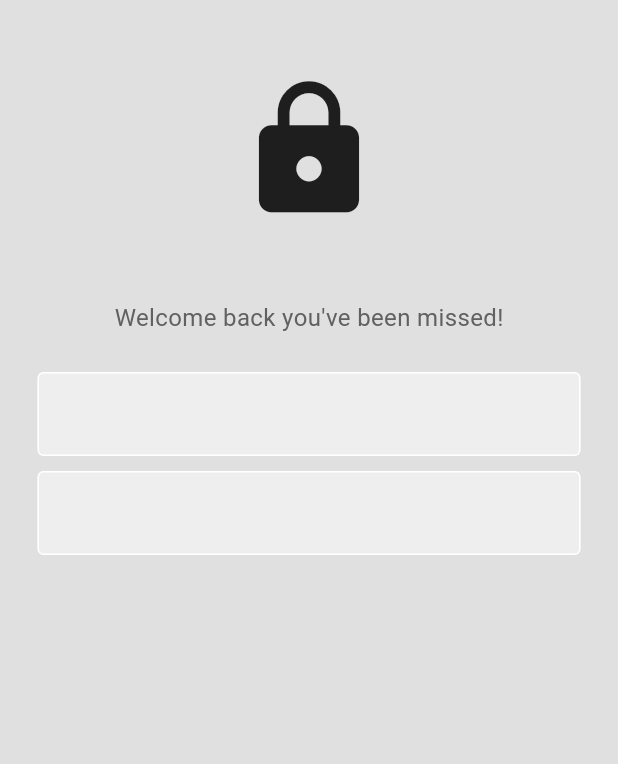
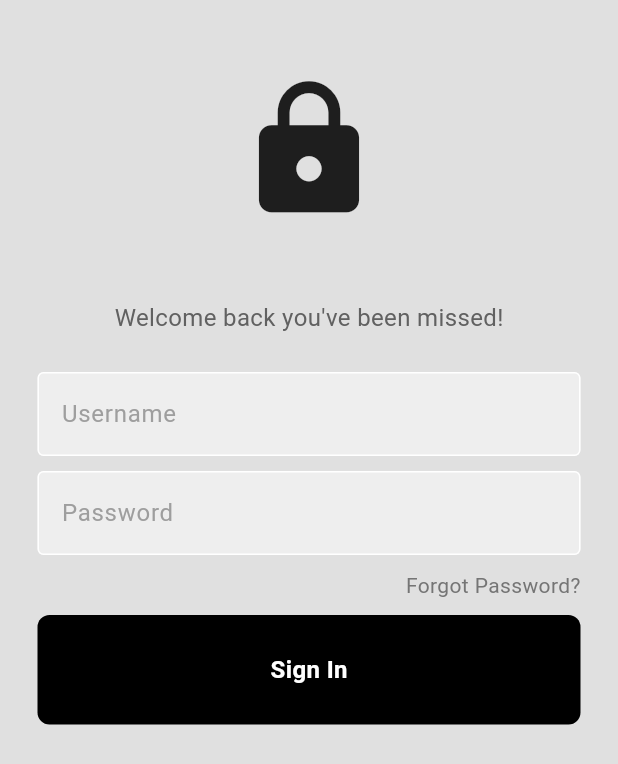
Before and after one commit to CAJamesJ/flutter_authentication, a Flutter app: the screen it shows after launch, on a phone screen of 412 x 824 dp. Shown: the top 764 px of the screen. Run offline on Flutter 3.47's test engine with Material 3 defaults, Android fonts, the phone set to English and light mode, and no system bars.

Commit message:
signin mockup, not working yet

```diff
--- a/lib/components/my_textfield.dart
+++ b/lib/components/my_textfield.dart
@@ -1,13 +1,24 @@
 import 'package:flutter/material.dart';
 
 class MyTextField extends StatelessWidget {
-  const MyTextField({super.key});
+  final controller;
+  final String hintText;
+  final bool obscureText;
+
+  const MyTextField({
+    super.key,
+    required this.controller,
+    required this.hintText,
+    required this.obscureText,
+  });
 
   @override
   Widget build(BuildContext context) {
     return Padding(
       padding: const EdgeInsets.symmetric(horizontal: 25.0),
       child: TextField(
+        controller: controller,
+        obscureText: obscureText,
         decoration: InputDecoration(
           enabledBorder: OutlineInputBorder(
             borderSide: BorderSide(color: Colors.white),
@@ -17,6 +28,8 @@ class MyTextField extends StatelessWidget {
           ),
           fillColor: Colors.grey.shade200,
           filled: true,
+          hintText: hintText,
+          hintStyle: TextStyle(color: Colors.grey[500]),
         ),
       ),
     );
--- /dev/null
+++ b/lib/components/signin_button.dart
@@ -0,0 +1,27 @@
+import 'package:flutter/material.dart';
+
+class SigninButton extends StatelessWidget {
+  const SigninButton({super.key});
+
+  @override
+  Widget build(BuildContext context) {
+    return Container(
+      padding: const EdgeInsets.all(25),
+      margin: const EdgeInsets.symmetric(horizontal: 25),
+      decoration: BoxDecoration(
+        color: Colors.black,
+        borderRadius: BorderRadius.circular(8),
+      ),
+      child: const Center(
+        child: Text(
+          "Sign In",
+          style: TextStyle(
+            color: Colors.white,
+            fontWeight: FontWeight.bold,
+            fontSize: 16,
+          ),
+        ),
+      ),
+    );
+  }
+}
--- a/lib/main.dart
+++ b/lib/main.dart
@@ -11,7 +11,7 @@ class MyApp extends StatelessWidget {
   // This widget is the root of your application.
   @override
   Widget build(BuildContext context) {
-    return const MaterialApp(
+    return MaterialApp(
       debugShowCheckedModeBanner: false,
       home: LoginPage(),
     );
--- a/lib/pages/login_page.dart
+++ b/lib/pages/login_page.dart
@@ -1,8 +1,13 @@
 import 'package:flutter/material.dart';
 import 'package:flutter_authentication/components/my_textfield.dart';
+import 'package:flutter_authentication/components/signin_button.dart';
 
 class LoginPage extends StatelessWidget {
-  const LoginPage({super.key});
+  LoginPage({super.key});
+
+  //text editing controller
+  final usernameController = TextEditingController();
+  final passwordController = TextEditingController();
 
   @override
   Widget build(BuildContext context) {
@@ -40,18 +45,46 @@ class LoginPage extends StatelessWidget {
               ),
 
               // user name textfield
-              MyTextField(),
+              MyTextField(
+                controller: usernameController,
+                hintText: 'Username',
+                obscureText: false,
+              ),
 
               const SizedBox(
                 height: 10,
               ),
 
               //password textfield
-              MyTextField(),
+              MyTextField(
+                controller: passwordController,
+                hintText: 'Password',
+                obscureText: true,
+              ),
 
+              const SizedBox(
+                height: 10,
+              ),
               //forgot password
+              Padding(
+                padding: const EdgeInsets.symmetric(horizontal: 25),
+                child: Row(
+                  mainAxisAlignment: MainAxisAlignment.end,
+                  children: [
+                    Text(
+                      'Forgot Password?',
+                      style: TextStyle(color: Colors.grey[600]),
+                    ),
+                  ],
+                ),
+              ),
+
+              const SizedBox(
+                height: 10,
+              ),
 
               //signin
+              SigninButton()
 
               //or continue with
 
```
